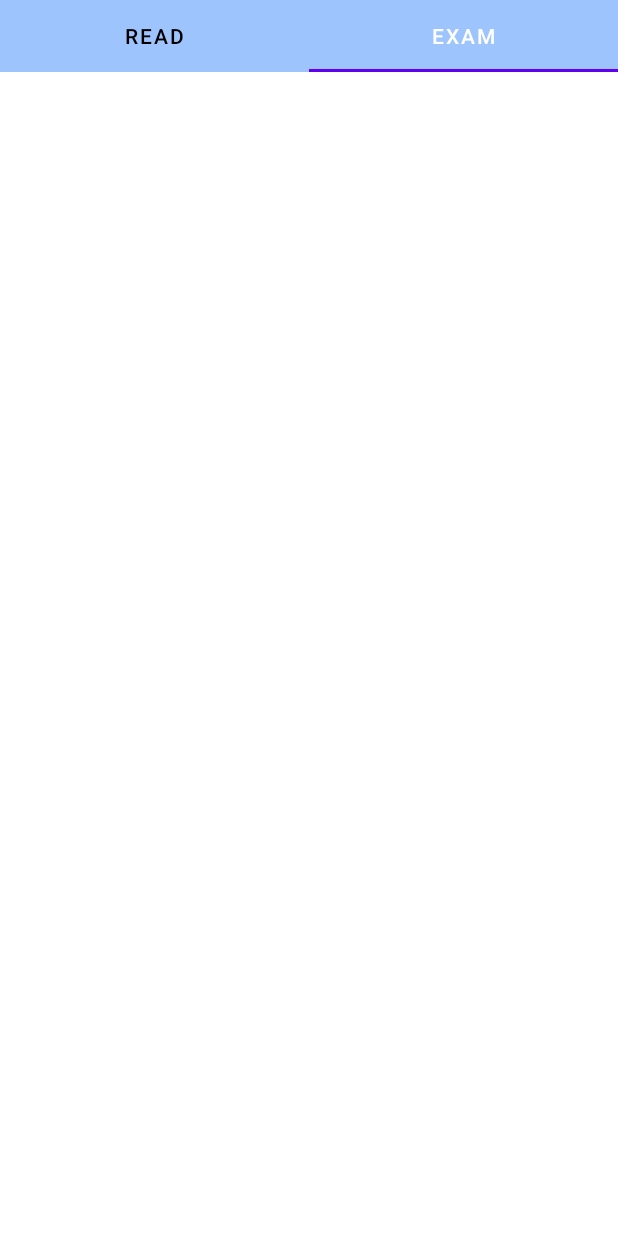
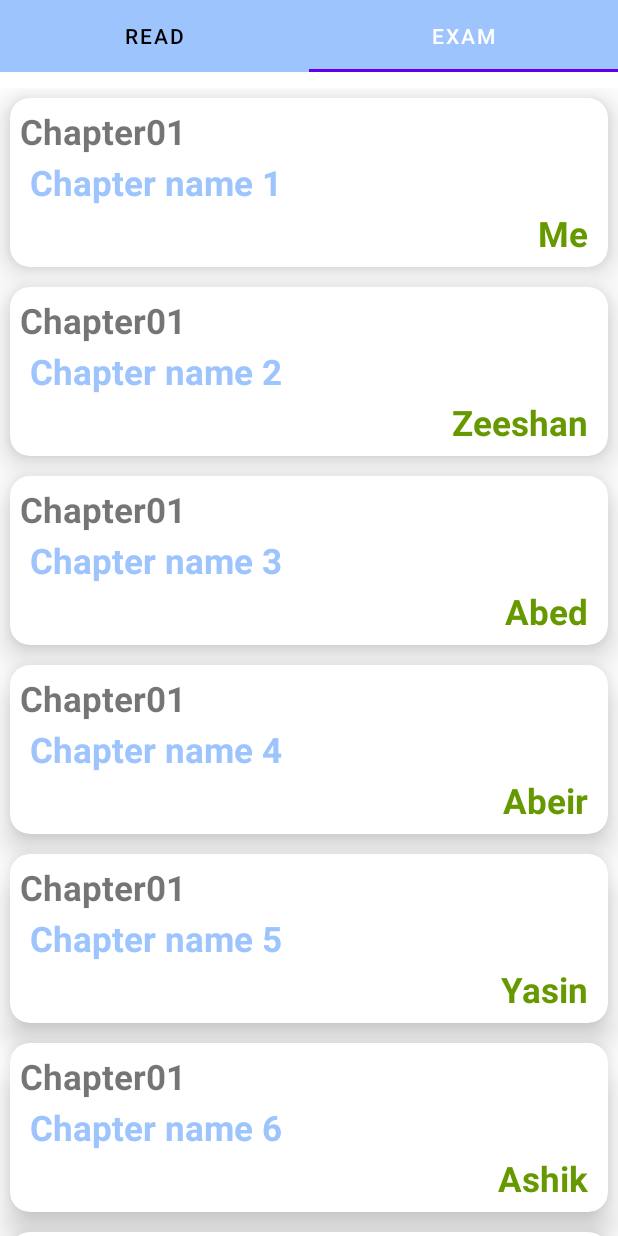
Before and after one commit to ar-abedkhan/Knowledge, an Android app: the ReadFragment screen opened directly, with no data from a screen before it, tab 2 chosen, on a phone screen of 412 x 824 dp. Run offline under Robolectric (Android 15) with nearby library versions, the phone set to English and light mode, and no system bars; our stand-ins replace sdp/ssp sizes.

Commit message:
Exam fragment customized

```diff
--- a/app/src/main/java/com/abedkhan/knowledge/Adapters/ChapterAdapter.java
+++ b/app/src/main/java/com/abedkhan/knowledge/Adapters/ChapterAdapter.java
@@ -18,10 +18,12 @@ import java.util.List;
 public class ChapterAdapter extends RecyclerView.Adapter<ChapterViewholder> {
     List<ChapterModelClass>chapterModelClasses;
     Context context;
+    boolean isExam;
 
-    public ChapterAdapter(List<ChapterModelClass> chapterModelClasses, Context context) {
+    public ChapterAdapter(List<ChapterModelClass> chapterModelClasses, Context context, boolean isExam) {
         this.chapterModelClasses = chapterModelClasses;
         this.context = context;
+        this.isExam = isExam;
     }
 
     @NonNull
@@ -41,8 +43,13 @@ public class ChapterAdapter extends RecyclerView.Adapter<ChapterViewholder> {
 //        holder.chapterNo.setText(chapterModelClass.getChapterNumber());
         holder.chapterName.setText(chapterModelClass.getChapterName());
         holder.chapterWriter.setText(chapterModelClass.getChapterWriter());
+        holder.cardView.setAnimation(AnimationUtils.loadAnimation(holder.itemView.getContext(), R.anim.animation));
 
-        holder.cardView.setAnimation(AnimationUtils.loadAnimation(holder.itemView.getContext(),R.anim.animation));
+// TODO: Exam == true hole apni exam activity te niye jaben and false hole apni Reading activity te niye jaben.... (Same adapter ta Exam fragment eo use hobe)
+        if (isExam){}
+        else {
+
+        }
 
     }
 
--- a/app/src/main/java/com/abedkhan/knowledge/Fragments/ExamFragment.java
+++ b/app/src/main/java/com/abedkhan/knowledge/Fragments/ExamFragment.java
@@ -8,15 +8,22 @@ import android.view.LayoutInflater;
 import android.view.View;
 import android.view.ViewGroup;
 
+import com.abedkhan.knowledge.Adapters.ChapterAdapter;
+import com.abedkhan.knowledge.Modelclass.ChapterModelClass;
 import com.abedkhan.knowledge.R;
 import com.abedkhan.knowledge.databinding.FragmentExamBinding;
+
+import java.util.ArrayList;
+import java.util.List;
 
 public class ExamFragment extends Fragment {
 
     public ExamFragment() {
     }
-FragmentExamBinding binding;
 
+    FragmentExamBinding binding;
+    List<ChapterModelClass> chapterModelClassList;
+    int chapterNo;
 
 
 
@@ -27,17 +34,35 @@ FragmentExamBinding binding;
         binding=FragmentExamBinding.inflate(getLayoutInflater(),container,false);
 
 
+        chapterModelClassList=new ArrayList<>();
+
+        chapterNo=chapterModelClassList.size()+1;
+
+        chapterModelClassList.add(new ChapterModelClass("Chapter","Chapter name 1","Me",chapterNo));
+        chapterModelClassList.add(new ChapterModelClass("Chapter","Chapter name 2","Zeeshan",chapterNo));
+        chapterModelClassList.add(new ChapterModelClass("Chapter","Chapter name 3","Abed",chapterNo));
+        chapterModelClassList.add(new ChapterModelClass("Chapter","Chapter name 4","Abeir",chapterNo));
+        chapterModelClassList.add(new ChapterModelClass("Chapter","Chapter name 5","Yasin",chapterNo));
+        chapterModelClassList.add(new ChapterModelClass("Chapter","Chapter name 6","Ashik",chapterNo));
+        chapterModelClassList.add(new ChapterModelClass("Chapter","Chapter name 7","mehedi",chapterNo));
+        chapterModelClassList.add(new ChapterModelClass("Chapter","Chapter name 1","Me",chapterNo));
+        chapterModelClassList.add(new ChapterModelClass("Chapter","Chapter name 2","Zeeshan",chapterNo));
+        chapterModelClassList.add(new ChapterModelClass("Chapter","Chapter name 3","Abed",chapterNo));
+        chapterModelClassList.add(new ChapterModelClass("Chapter","Chapter name 4","Abeir",chapterNo));
+        chapterModelClassList.add(new ChapterModelClass("Chapter","Chapter name 5","Yasin",chapterNo));
+        chapterModelClassList.add(new ChapterModelClass("Chapter","Chapter name 6","Ashik",chapterNo));
+        chapterModelClassList.add(new ChapterModelClass("Chapter","Chapter name 7","mehedi",chapterNo));
+        chapterModelClassList.add(new ChapterModelClass("Chapter","Chapter name 1","Me",chapterNo));
+        chapterModelClassList.add(new ChapterModelClass("Chapter","Chapter name 2","Zeeshan",chapterNo));
+        chapterModelClassList.add(new ChapterModelClass("Chapter","Chapter name 3","Abed",chapterNo));
+        chapterModelClassList.add(new ChapterModelClass("Chapter","Chapter name 4","Abeir",chapterNo));
+        chapterModelClassList.add(new ChapterModelClass("Chapter","Chapter name 5","Yasin",chapterNo));
+        chapterModelClassList.add(new ChapterModelClass("Chapter","Chapter name 6","Ashik",chapterNo));
+        chapterModelClassList.add(new ChapterModelClass("Chapter","Chapter name 7","mehedi",chapterNo));
 
 
-
-
-
-
-
-
-
-
-
+        ChapterAdapter chapterAdapter=new ChapterAdapter(chapterModelClassList,requireContext(), true);
+        binding.examRecycler.setAdapter(chapterAdapter);
 
         return binding.getRoot();
     }
--- a/app/src/main/java/com/abedkhan/knowledge/Fragments/ReadFragment.java
+++ b/app/src/main/java/com/abedkhan/knowledge/Fragments/ReadFragment.java
@@ -21,7 +21,7 @@ public class ReadFragment extends Fragment {
     public ReadFragment() {
     }
     FragmentReadBinding binding;
-List<ChapterModelClass>chapterModelClassList;
+    List<ChapterModelClass> chapterModelClassList;
     int chapterno;
 
 
@@ -58,7 +58,7 @@ chapterModelClassList.add(new ChapterModelClass("Chapter","Chapter name 6","Ashi
         chapterModelClassList.add(new ChapterModelClass("Chapter","Chapter name 7","mehedi",chapterno));
 
 
-        ChapterAdapter chapterAdapter=new ChapterAdapter(chapterModelClassList,requireContext());
+        ChapterAdapter chapterAdapter=new ChapterAdapter(chapterModelClassList,requireContext(), false);
         binding.readRecycler.setAdapter(chapterAdapter);
 
 
--- a/app/src/main/res/layout/chapter_recycler_design.xml
+++ b/app/src/main/res/layout/chapter_recycler_design.xml
@@ -2,7 +2,12 @@
 <androidx.cardview.widget.CardView xmlns:android="http://schemas.android.com/apk/res/android"
     android:layout_width="match_parent"
     xmlns:app="http://schemas.android.com/apk/res-auto"
-    android:layout_margin="@dimen/_5sdp"
+    android:layout_marginTop="@dimen/_5sdp"
+    android:layout_marginBottom="@dimen/_5sdp"
+    android:layout_marginStart="@dimen/_5sdp"
+    android:layout_marginEnd="@dimen/_5sdp"
+
+    android:paddingBottom="@dimen/_10sdp"
     app:cardCornerRadius="@dimen/_10sdp"
     app:cardElevation="@dimen/_10sdp"
    android:id="@+id/chapterCard"
@@ -63,6 +68,7 @@
             app:layout_constraintTop_toBottomOf="@id/chapterTopicName"
             app:layout_constraintEnd_toEndOf="parent"
             android:layout_marginEnd="@dimen/_5sdp"
+            android:layout_marginBottom="@dimen/_10sdp"
             android:layout_width="wrap_content"
             android:layout_height="wrap_content"
             android:text="Abed khan"
--- a/app/src/main/res/layout/fragment_exam.xml
+++ b/app/src/main/res/layout/fragment_exam.xml
@@ -15,6 +15,7 @@
         android:id="@+id/examRecycler"
         tools:listitem="@layout/chapter_recycler_design"
         android:layout_marginTop="@dimen/_8sdp"
+        android:layout_marginBottom="@dimen/_10sdp"
         app:layoutManager="androidx.recyclerview.widget.LinearLayoutManager"
         />
 
--- a/app/src/main/res/layout/fragment_read.xml
+++ b/app/src/main/res/layout/fragment_read.xml
@@ -13,6 +13,7 @@
     android:id="@+id/readRecycler"
     tools:listitem="@layout/chapter_recycler_design"
     android:layout_marginTop="@dimen/_8sdp"
+    android:layout_marginBottom="@dimen/_10sdp"
     app:layoutManager="androidx.recyclerview.widget.LinearLayoutManager"
     />
 
```
Also changed, not shown: app/src/main/AndroidManifest.xml (+7 -0 lines), app/src/main/java/com/abedkhan/knowledge/Activities/GiveExamActivity.java (added, +16 -0 lines), app/src/main/res/layout/activity_give_exam.xml (added, +9 -0 lines). Lines whose indentation alone changed are shown as unchanged.
